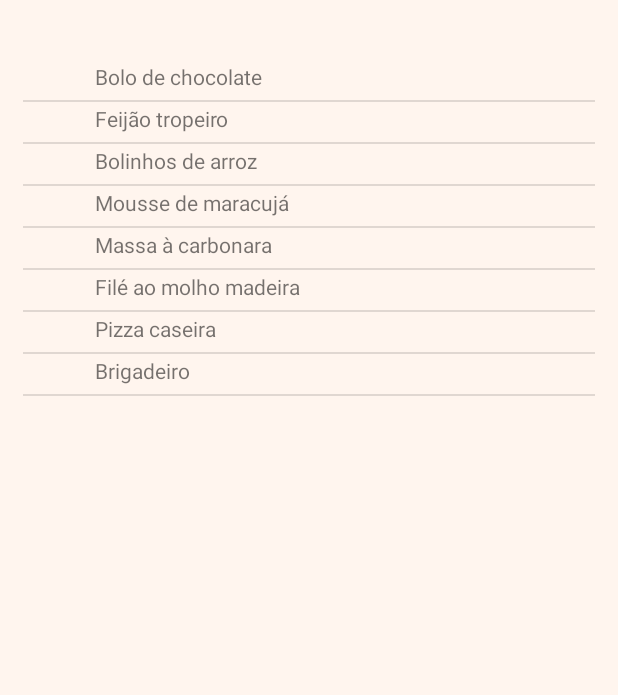
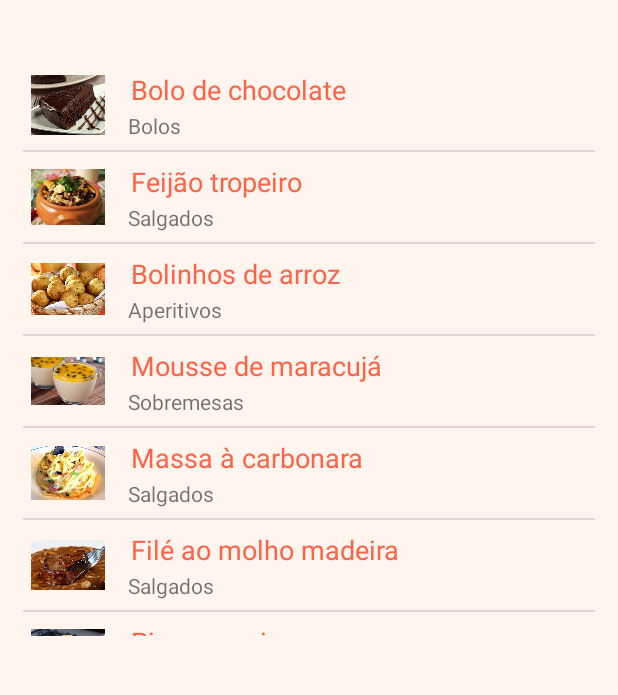
Before and after one commit to ippossebon/RangoVoice, an Android app: the screen it shows after launch (MainActivity), on a phone screen of 412 x 824 dp, the part 121-816 px from its top. Run offline under Robolectric (Android 15) with nearby library versions, the phone set to English and light mode, and no system bars; 4 statements that could not run were skipped.

Commit message:
Tela inicial com imagens

```diff
--- /dev/null
+++ b/RangoVoice/app/src/main/java/isadora/rangovoice/CustomListAdapter.java
@@ -0,0 +1,42 @@
+package isadora.rangovoice;
+
+import android.app.Activity;
+import android.view.LayoutInflater;
+import android.view.View;
+import android.view.ViewGroup;
+import android.widget.ArrayAdapter;
+import android.widget.ImageView;
+import android.widget.TextView;
+
+public class CustomListAdapter extends ArrayAdapter<String> {
+
+    private final Activity context;
+    private final String[] itemname;
+    private final Integer[] imgid;
+    private final String[] description;
+
+    public CustomListAdapter(Activity context, String[] itemname, Integer[] imgid, String[] descricoes) {
+        super(context, R.layout.my_list, itemname);
+        // TODO Auto-generated constructor stub
+
+        this.context=context;
+        this.itemname=itemname;
+        this.imgid=imgid;
+        this.description = descricoes;
+    }
+
+    public View getView(int position,View view,ViewGroup parent) {
+        LayoutInflater inflater=context.getLayoutInflater();
+        View rowView=inflater.inflate(R.layout.my_list, null,true);
+
+        TextView txtTitle = (TextView) rowView.findViewById(R.id.item);
+        ImageView imageView = (ImageView) rowView.findViewById(R.id.icon);
+        TextView extratxt = (TextView) rowView.findViewById(R.id.textView1);
+
+        txtTitle.setText(itemname[position]);
+        imageView.setImageResource(imgid[position]);
+        extratxt.setText(description[position]);
+        return rowView;
+
+    };
+}
--- a/RangoVoice/app/src/main/java/isadora/rangovoice/ExibirReceitaActivity.java
+++ b/RangoVoice/app/src/main/java/isadora/rangovoice/ExibirReceitaActivity.java
@@ -196,6 +196,8 @@ public class ExibirReceitaActivity extends AppCompatActivity implements Recognit
         }
     }
 
+
+
     private void comandoVoltar() {
         if (ondeEstou == INGREDIENTES) {
             if (indexIngredientes > 0) {
--- a/RangoVoice/app/src/main/java/isadora/rangovoice/MainActivity.java
+++ b/RangoVoice/app/src/main/java/isadora/rangovoice/MainActivity.java
@@ -7,7 +7,6 @@ import android.support.v7.app.AppCompatActivity;
 import android.view.View;
 import android.widget.AdapterView;
 import android.widget.AdapterView.OnItemClickListener;
-import android.widget.ArrayAdapter;
 import android.widget.ListView;
 
 import com.google.android.gms.appindexing.Action;
@@ -41,12 +40,34 @@ public class MainActivity extends AppCompatActivity {
         receitas = new ArrayList<Receita>();
         criaReceitas();
         String[] nomes_receitas = criaArrayNomeReceitas();
+        Integer[] images_id={
+                R.drawable.bolo_de_chocolate,
+                R.drawable.feijao_tropeiro,
+                R.drawable.bolinho_arroz,
+                R.drawable.mousse_maracuja,
+                R.drawable.carbonara,
+                R.drawable.file_madeira,
+                R.drawable.pizza,
+                R.drawable.brigdeiro,
+        };
+        String[] descricoes = {
+                "Bolos",
+                "Salgados",
+                "Aperitivos",
+                "Sobremesas",
+                "Salgados",
+                "Salgados",
+                "Salgados",
+                "Sobremesas"
+        };
 
         /* Adaptors fornecem o conteúdo a interface.
          Primeiro parâmetro: contexto, Segundo: layout da linha, terceiro: ID do textview em que será escrito, quarto: array de conteudo*/
-        ArrayAdapter<String> adapter = new ArrayAdapter<String>(this,
-                android.R.layout.activity_list_item, android.R.id.text1, nomes_receitas);
+        //ArrayAdapter<String> adapter = new ArrayAdapter<String>(this,
+               // android.R.layout.activity_list_item, android.R.id.text1, nomes_receitas);
 
+        /* Aplica layout de imagem + texto para cada item. */
+        CustomListAdapter adapter = new CustomListAdapter(this, nomes_receitas, images_id, descricoes);
 
         // Assign adapter to ListView
         list_view.setAdapter(adapter);
--- a/RangoVoice/app/src/main/res/layout/my_list.xml
+++ b/RangoVoice/app/src/main/res/layout/my_list.xml
@@ -23,7 +23,7 @@
             android:layout_marginLeft="10dp"
             android:layout_marginTop="5dp"
             android:padding="2dp"
-            android:textColor="#33CC33" />
+            android:textColor="@color/tomato" />
         <TextView
             android:id="@+id/textView1"
             android:layout_width="wrap_content"
```
Also changed, not shown: RangoVoice/app/src/main/res/drawable/bolinho_arroz.jpg (added), RangoVoice/app/src/main/res/drawable/bolo_de_chocolate.jpg (added), RangoVoice/app/src/main/res/drawable/brigdeiro.jpg (added), RangoVoice/app/src/main/res/drawable/carbonara.jpg (added), RangoVoice/app/src/main/res/drawable/feijao_tropeiro.jpeg (added), RangoVoice/app/src/main/res/drawable/file_madeira.jpg (added), RangoVoice/app/src/main/res/drawable/mousse_maracuja.jpg (added), RangoVoice/app/src/main/res/drawable/pizza.jpeg (added).
